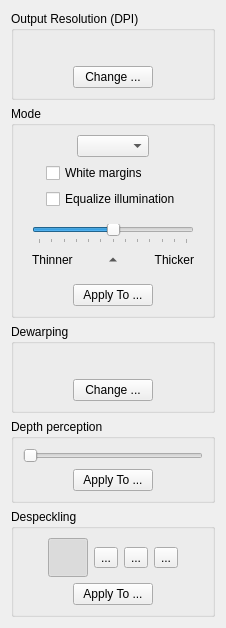
The window that filters/output/ui/OutputOptionsWidget.ui (ImageProcessing-ElectronicPublications/scantailor-deviant) describes before a commit, drawn with Qt 5.
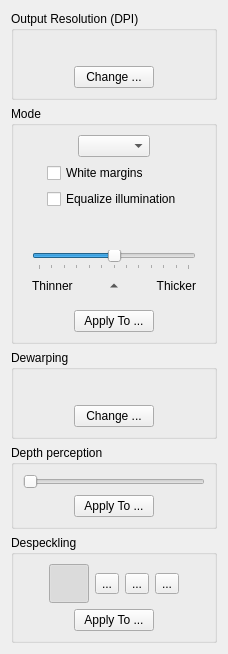
The same window after the commit. Icons and pictures are not drawn.

Commit message: Add Label of the threshold binarization; the task of the sign to need of the output (the symbol "?" on scan miniature) when change the threshold binarization

```diff
--- a/filters/output/ui/OutputOptionsWidget.ui
+++ b/filters/output/ui/OutputOptionsWidget.ui
@@ -6,8 +6,8 @@
    <rect>
     <x>0</x>
     <y>0</y>
-    <width>226</width>
-    <height>610</height>
+    <width>228</width>
+    <height>621</height>
    </rect>
   </property>
   <property name="windowTitle">
@@ -198,6 +198,43 @@
       <item>
        <widget class="QWidget" name="bwOptions" native="true">
         <layout class="QVBoxLayout" name="verticalLayout">
+         <item>
+          <layout class="QHBoxLayout" name="horizontalLayout_12">
+           <item>
+            <spacer name="horizontalSpacer_22">
+             <property name="orientation">
+              <enum>Qt::Horizontal</enum>
+             </property>
+             <property name="sizeHint" stdset="0">
+              <size>
+               <width>40</width>
+               <height>20</height>
+              </size>
+             </property>
+            </spacer>
+           </item>
+           <item>
+            <widget class="QLabel" name="thresholLabel">
+             <property name="text">
+              <string/>
+             </property>
+            </widget>
+           </item>
+           <item>
+            <spacer name="horizontalSpacer_21">
+             <property name="orientation">
+              <enum>Qt::Horizontal</enum>
+             </property>
+             <property name="sizeHint" stdset="0">
+              <size>
+               <width>40</width>
+               <height>20</height>
+              </size>
+             </property>
+            </spacer>
+           </item>
+          </layout>
+         </item>
          <item>
           <widget class="QSlider" name="thresholdSlider">
            <property name="minimum">
```
The commit also changes 1 other file.
